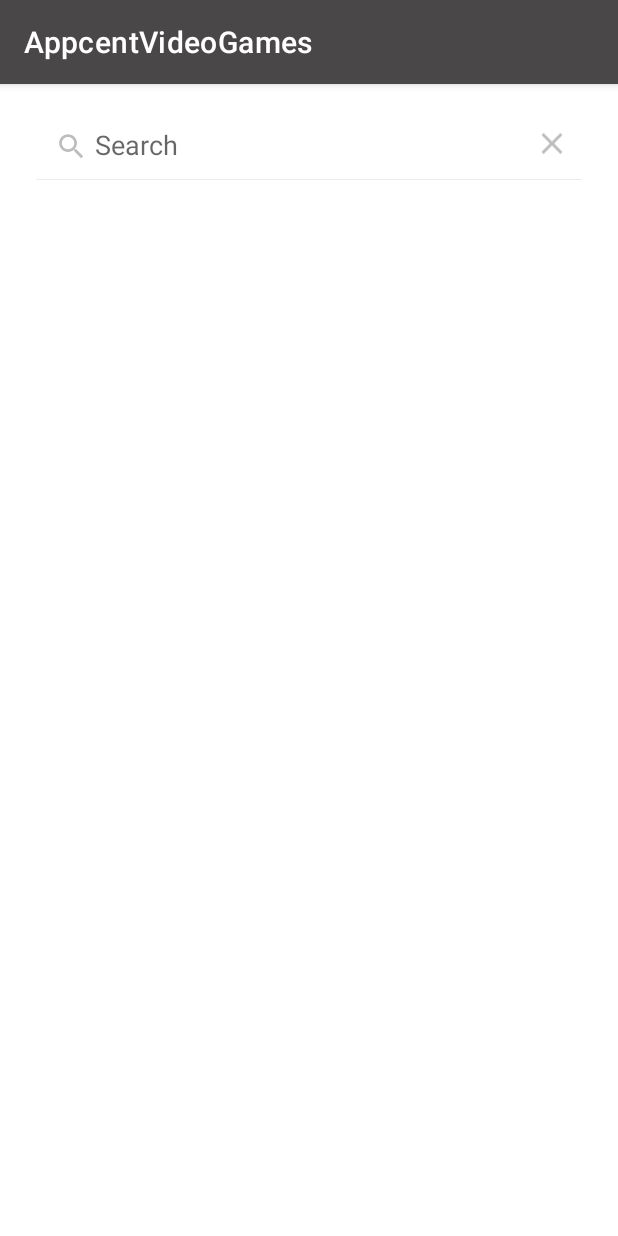
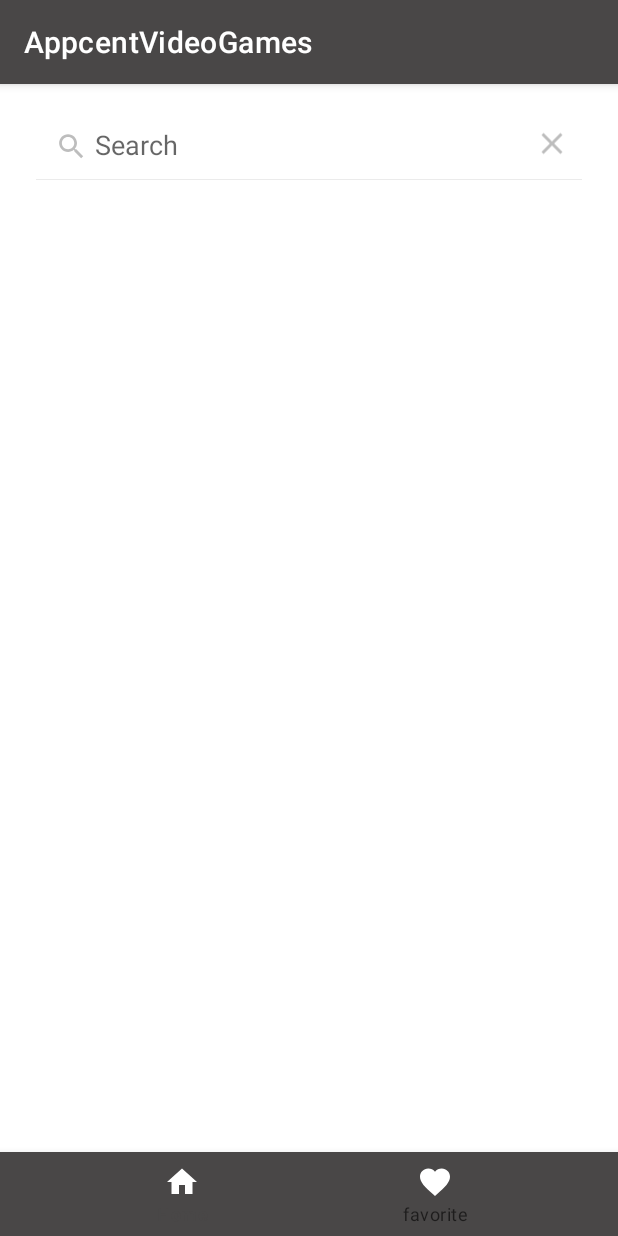
Before and after one commit to kocerenes/appcent_video_games, an Android app: the screen it shows after launch (MainActivity), after a tap on "Search", on a phone screen of 412 x 824 dp. Run offline under Robolectric (Android 15) with nearby library versions, the phone set to English and light mode, and no system bars; our stand-ins replace Dagger/Hilt's generated code, navigation-ui; 1 statement that could not run was skipped.

Commit message:
Create bottom bar menu.

```diff
--- a/app/build.gradle
+++ b/app/build.gradle
@@ -4,6 +4,7 @@ plugins {
     id 'kotlin-kapt'
     id "dagger.hilt.android.plugin"
     id 'androidx.navigation.safeargs.kotlin'
+    id 'kotlin-android-extensions'
 }
 
 android {
@@ -91,4 +92,9 @@ dependencies {
     //glide
     implementation "com.github.bumptech.glide:glide:4.12.0"
 
+    //room
+    implementation "androidx.room:room-runtime:2.4.2"
+    kapt "androidx.room:room-compiler:2.4.2"
+    implementation "androidx.room:room-ktx:2.4.2"
+
 }
--- a/app/src/main/java/com/example/appcentvideogames/MainActivity.kt
+++ b/app/src/main/java/com/example/appcentvideogames/MainActivity.kt
@@ -2,12 +2,19 @@ package com.example.appcentvideogames
 
 import androidx.appcompat.app.AppCompatActivity
 import android.os.Bundle
+import androidx.navigation.fragment.NavHostFragment
+import androidx.navigation.ui.NavigationUI
 import dagger.hilt.android.AndroidEntryPoint
+import kotlinx.android.synthetic.main.activity_main.*
 
 @AndroidEntryPoint //hilt için
 class MainActivity : AppCompatActivity() {
     override fun onCreate(savedInstanceState: Bundle?) {
         super.onCreate(savedInstanceState)
         setContentView(R.layout.activity_main)
+
+
+        val navHostFragment = supportFragmentManager.findFragmentById(R.id.fragmentContainerView) as NavHostFragment
+        NavigationUI.setupWithNavController(bottomNav,navHostFragment.navController)
     }
 }
--- /dev/null
+++ b/app/src/main/res/drawable/ic_bottom_menu_fav.xml
@@ -0,0 +1,5 @@
+<vector android:height="24dp" android:tint="#FAF8F8"
+    android:viewportHeight="24" android:viewportWidth="24"
+    android:width="24dp" xmlns:android="http://schemas.android.com/apk/res/android">
+    <path android:fillColor="@android:color/white" android:pathData="M12,21.35l-1.45,-1.32C5.4,15.36 2,12.28 2,8.5 2,5.42 4.42,3 7.5,3c1.74,0 3.41,0.81 4.5,2.09C13.09,3.81 14.76,3 16.5,3 19.58,3 22,5.42 22,8.5c0,3.78 -3.4,6.86 -8.55,11.54L12,21.35z"/>
+</vector>
--- /dev/null
+++ b/app/src/main/res/drawable/ic_bottom_menu_home.xml
@@ -0,0 +1,5 @@
+<vector android:height="32dp" android:tint="#FAF7F7"
+    android:viewportHeight="24" android:viewportWidth="24"
+    android:width="32dp" xmlns:android="http://schemas.android.com/apk/res/android">
+    <path android:fillColor="@android:color/white" android:pathData="M10,20v-6h4v6h5v-8h3L12,3 2,12h3v8z"/>
+</vector>
--- a/app/src/main/res/layout/activity_main.xml
+++ b/app/src/main/res/layout/activity_main.xml
@@ -12,9 +12,21 @@
         android:layout_width="0dp"
         android:layout_height="0dp"
         app:defaultNavHost="true"
-        app:layout_constraintBottom_toBottomOf="parent"
+        app:layout_constraintBottom_toTopOf="@+id/bottomNav"
         app:layout_constraintEnd_toEndOf="parent"
         app:layout_constraintStart_toStartOf="parent"
         app:layout_constraintTop_toTopOf="parent"
         app:navGraph="@navigation/main_activity_nav" />
+
+    <com.google.android.material.bottomnavigation.BottomNavigationView
+        android:id="@+id/bottomNav"
+        android:layout_width="0dp"
+        android:layout_height="wrap_content"
+        android:background="@color/essential_color"
+        app:itemIconTint="@color/white"
+        app:layout_constraintBottom_toBottomOf="parent"
+        app:layout_constraintEnd_toEndOf="parent"
+        app:layout_constraintStart_toStartOf="parent"
+        app:menu="@menu/bottom_menu" />
+
 </androidx.constraintlayout.widget.ConstraintLayout>
--- /dev/null
+++ b/app/src/main/res/menu/bottom_menu.xml
@@ -0,0 +1,10 @@
+<?xml version="1.0" encoding="utf-8"?>
+<menu xmlns:android="http://schemas.android.com/apk/res/android">
+
+    <item
+        android:icon="@drawable/ic_bottom_menu_home"
+        android:title="Home" />
+    <item
+        android:icon="@drawable/ic_bottom_menu_fav"
+        android:title="favorite" />
+</menu>
```
